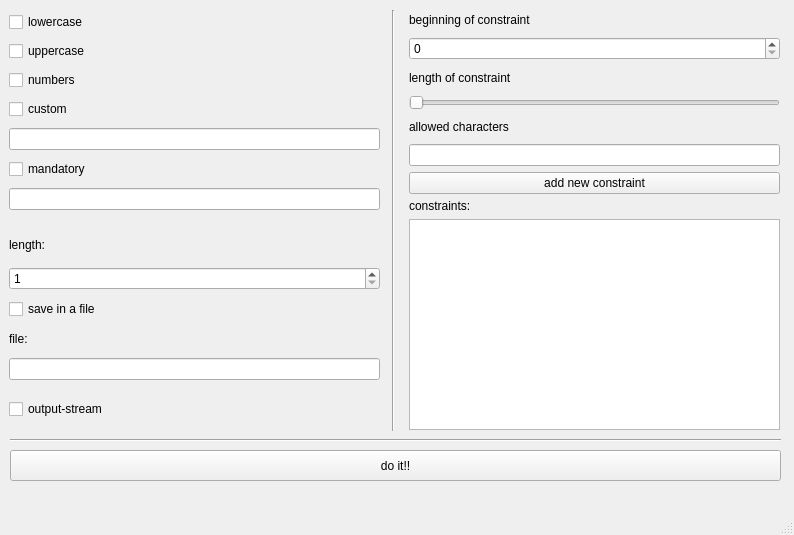
Above: newTryBecause/interface_try01.ui from Shadow139/Python-pwgen before the change. Below: the same form after it.
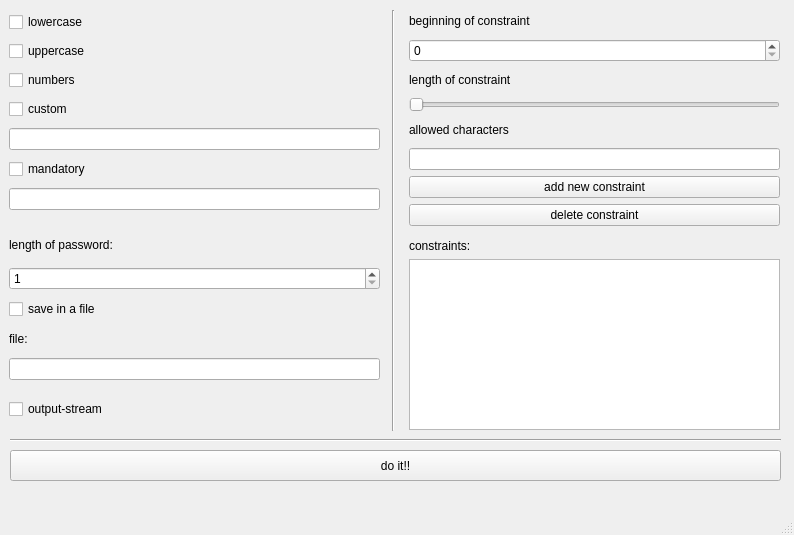
That is the form after the change.

Commit message: yay. gui nochmal dinge anders gemacht

Diff of the .ui file:
```diff
--- a/newTryBecause/interface_try01.ui
+++ b/newTryBecause/interface_try01.ui
@@ -84,9 +84,9 @@
     <property name="geometry">
      <rect>
       <x>409</x>
-      <y>199</y>
+      <y>239</y>
       <width>371</width>
-      <height>231</height>
+      <height>191</height>
      </rect>
     </property>
     <layout class="QVBoxLayout" name="listOfConstraints">
@@ -115,7 +115,7 @@
      <item>
       <widget class="QLabel" name="label">
        <property name="text">
-        <string>length:</string>
+        <string>length of password:</string>
        </property>
       </widget>
      </item>
@@ -166,7 +166,7 @@
       <x>409</x>
       <y>9</y>
       <width>371</width>
-      <height>185</height>
+      <height>217</height>
      </rect>
     </property>
     <layout class="QVBoxLayout" name="inputConstraints">
@@ -211,6 +211,13 @@
        </property>
       </widget>
      </item>
+     <item>
+      <widget class="QPushButton" name="button_deleteConstraint">
+       <property name="text">
+        <string>delete constraint</string>
+       </property>
+      </widget>
+     </item>
     </layout>
    </widget>
    <widget class="QWidget" name="verticalLayoutWidget_6">
```
Left out of the diff: 48 changed lines with no effect on the pictures. The commit also changes 2 other files.
